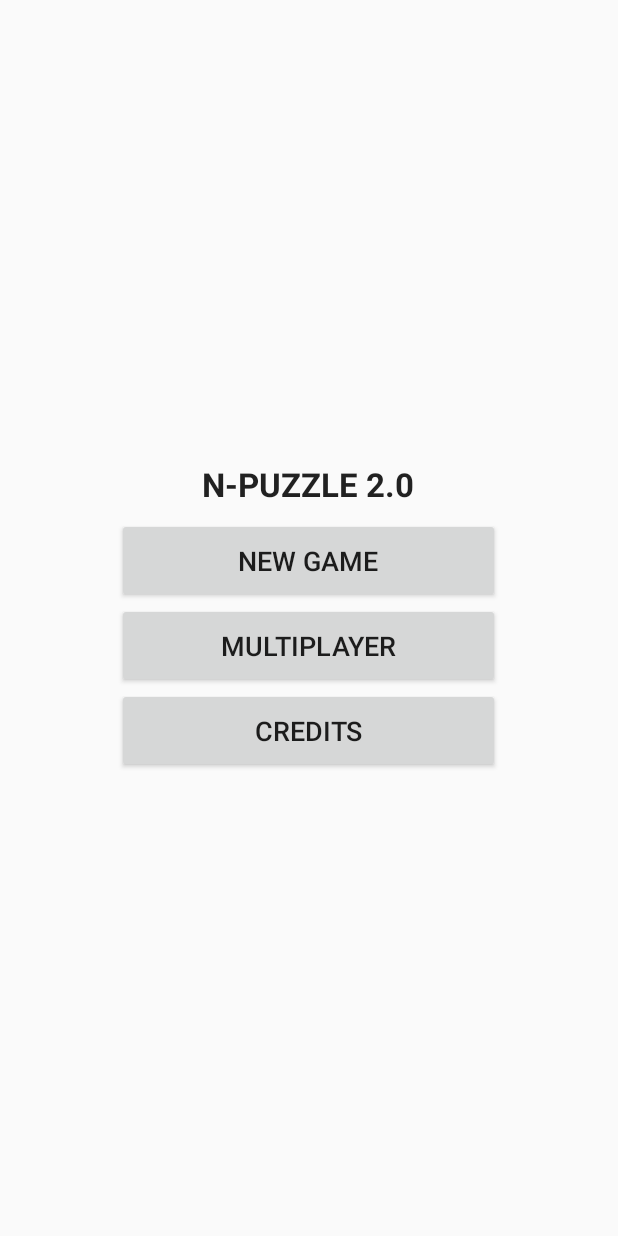
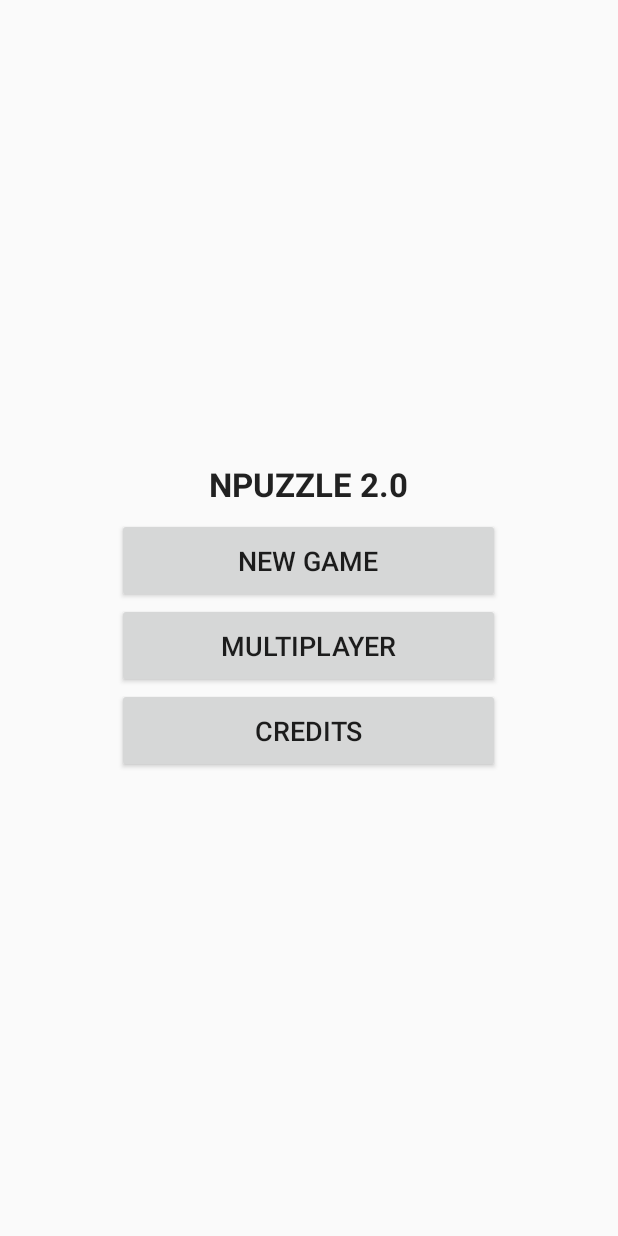
Before and after one commit to JeroenSchonenberg/nPuzzle2.0, an Android app: the screen it shows after launch (MainMenuActivity), on a phone screen of 412 x 824 dp. Run offline under Robolectric (Android 15) with nearby library versions, the phone set to English and light mode, and no system bars; our stand-ins replace ButterKnife.

Commit message:
test: changed title again

```diff
--- a/app/src/main/res/values/strings.xml
+++ b/app/src/main/res/values/strings.xml
@@ -2,7 +2,7 @@
     <string name="app_name">nPuzzle</string>
 
     <!-- activity titles -->
-    <string name="title_activity_main_menu">n-puzzle 2.0</string>
+    <string name="title_activity_main_menu">npuzzle 2.0</string>
     <string name="title_activity_select_image">pick a puzzle</string>
     <string name="title_activity_select_difficulty">pick a difficulty</string>
     <string name="title_activity_gameplay">Puzzle</string>
```
Also changed, not shown: 1 other file.
